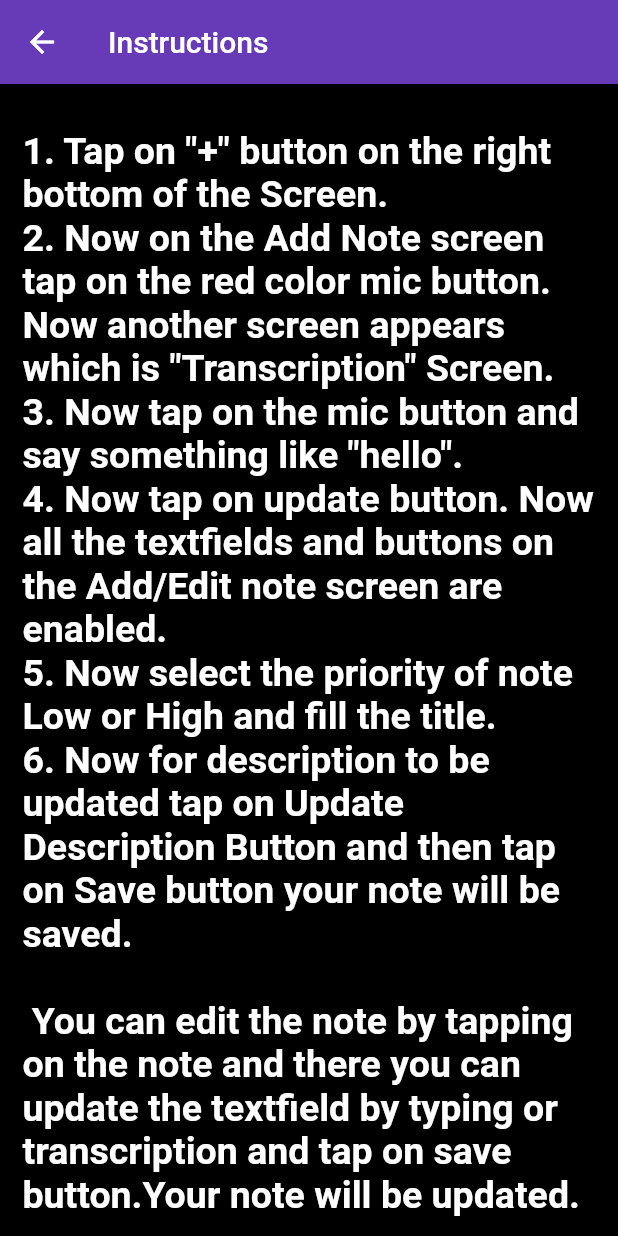
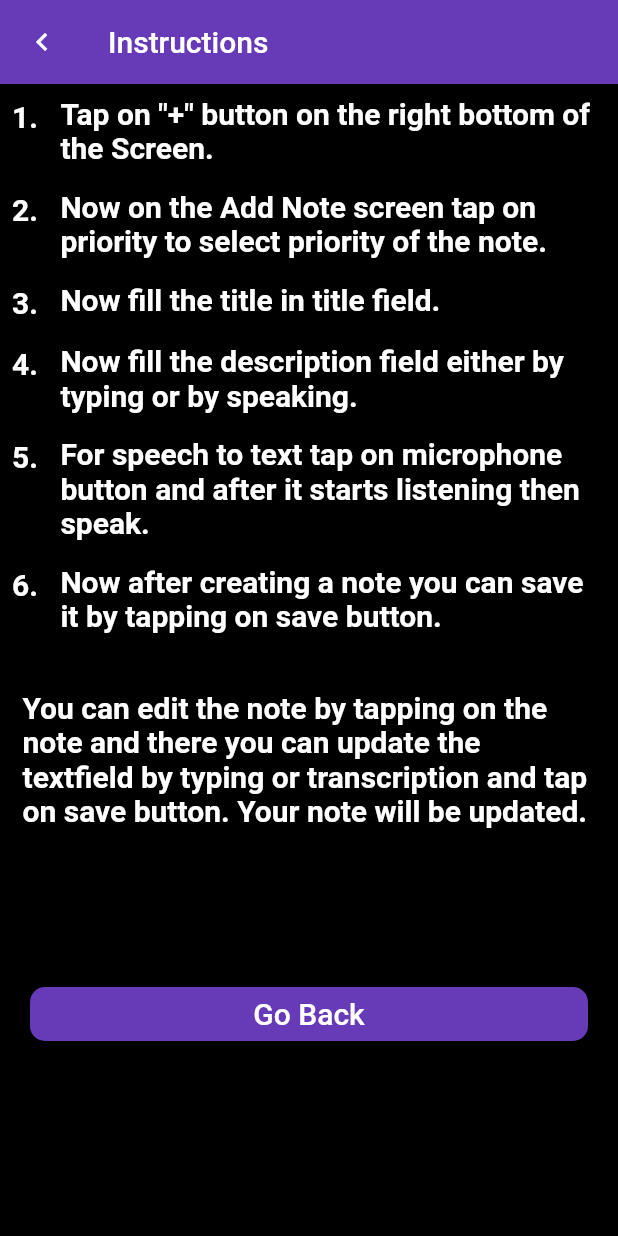
Before and after one commit to shivangsorout/STTC, a Flutter app: the NoteList screen opened directly, after a tap on the "help" icon, on a phone screen of 412 x 824 dp. Run offline on Flutter 3.47's test engine with Material 2 defaults, Android fonts, the light colour scheme and no system bars; our stand-ins replace permission_handler, shared_preferences, sqflite; missing offline and left inert: app_settings, speech_recognition; accounts and stored records are empty.

Commit message:
Fixed application things.

```diff
--- a/lib/screens/InstructionScreen.dart
+++ b/lib/screens/InstructionScreen.dart
@@ -2,40 +2,88 @@ import 'package:flutter/material.dart';
 import 'package:STTC_NOTEPAD/screens/note_detail.dart';
 import 'note_list.dart';
 
-class InsScreen extends StatefulWidget {
+class InsScreen extends StatelessWidget {
   final String buttonname;
-  InsScreen(this.buttonname);
-  @override
-  State<StatefulWidget> createState() {
-    return InsScreenState(this.buttonname);
-  }
-}
+  final TextStyle _textStyle = TextStyle(
+    fontWeight: FontWeight.bold,
+    fontSize: 20,
+    color: Colors.white,
+  );
+  final List<String> _instructions = [
+    'Tap on "+" button on the right bottom of the Screen.',
+    'Now on the Add Note screen tap on priority to select priority of the note.',
+    'Now fill the title in title field.',
+    'Now fill the description field either by typing or by speaking.',
+    'For speech to text tap on microphone button and after it starts listening then speak.',
+    'Now after creating a note you can save it by tapping on save button.',
+  ];
 
-class InsScreenState extends State<InsScreen> {
-  String buttonname;
+  InsScreen({@required this.buttonname});
+
   static String m;
-  InsScreenState(this.buttonname);
   @override
   Widget build(BuildContext context) {
     m = buttonname;
     return Scaffold(
       appBar: AppBar(
+        leading: InsScreen.m == 'Go Back'
+            ? IconButton(
+                icon: Icon(Icons.keyboard_arrow_left),
+                onPressed: () {
+                  Navigator.pop(context, true);
+                },
+              )
+            : false,
+        automaticallyImplyLeading: false,
         title: Text('Instructions'),
       ),
       body: instructionText(context),
       backgroundColor: Colors.black,
     );
   }
-}
 
   Widget instructionText(context) {
     return SingleChildScrollView(
-    child: Column(children: [
+      child: Column(
+        children: [
+          ListView.builder(
+            physics: NeverScrollableScrollPhysics(),
+            shrinkWrap: true,
+            itemBuilder: (context, index) {
+              return Padding(
+                padding: const EdgeInsets.all(8.0),
+                child: Row(
+                  crossAxisAlignment: CrossAxisAlignment.start,
+                  children: [
+                    Padding(
+                      padding: const EdgeInsets.only(top: 2.0),
+                      child: Text(
+                        '${index + 1}. ',
+                        style: _textStyle,
+                      ),
+                    ),
+                    SizedBox(width: 10),
+                    Flexible(
+                      child: RichText(
+                        textAlign: TextAlign.start,
+                        text: TextSpan(
+                          text: _instructions[index],
+                          style: _textStyle,
+                        ),
+                      ),
+                    ),
+                  ],
+                ),
+              );
+            },
+            itemCount: _instructions.length,
+          ),
           Padding(
             padding: EdgeInsets.only(top: 30, right: 15, left: 15),
             child: Text(
-            '1. Tap on "+" button on the right bottom of the Screen. \n2. Now on the Add Note screen tap on the red color mic button. Now another screen appears which is "Transcription" Screen.\n3. Now tap on the mic button and say something like "hello".\n4. Now tap on update button. Now all the textfields and buttons on the Add/Edit note screen are enabled.\n5. Now select the priority of note Low or High and fill the title.\n6. Now for description to be updated tap on Update Description Button and then tap on Save button your note will be saved.\n\n You can edit the note by tapping on the note and there you can update the textfield by typing or transcription and tap on save button.Your note will be updated.',
-            style: TextStyle(fontWeight: FontWeight.bold, fontSize: 25, color: Colors.white)),
+              'You can edit the note by tapping on the note and there you can update the textfield by typing or transcription and tap on save button. Your note will be updated.',
+              style: TextStyle(fontWeight: FontWeight.bold, fontSize: 20, color: Colors.white),
+            ),
           ),
           Padding(
               padding: EdgeInsets.only(top: 100, bottom: 30, left: 20, right: 20),
@@ -49,20 +97,32 @@ Widget instructionText(context) {
                     ),
                     textColor: Colors.white,
                     child: Text(
-                  InsScreenState.m,
+                      InsScreen.m,
                       style: TextStyle(
                         fontSize: 20,
                         color: Colors.white,
                       ),
                     ),
-                onPressed: () {
-                  Navigator.pushReplacement(context, MaterialPageRoute(builder: (context) {
+                    onPressed: InsScreen.m == 'Go Back'
+                        ? () {
+                            Navigator.pop(context);
+                          }
+                        : () {
+                            Navigator.pushAndRemoveUntil(
+                              context,
+                              MaterialPageRoute(
+                                builder: (context) {
                                   return NoteList();
-                  }));
+                                },
+                              ),
+                              (_) => false,
+                            );
                           },
                   ),
                 ],
               )),
-    ]),
+        ],
+      ),
     );
   }
+}
--- a/lib/screens/SplashScreen.dart
+++ b/lib/screens/SplashScreen.dart
@@ -10,30 +10,27 @@ class SplashScreen extends StatefulWidget {
 }
 
 class _SplashScreenState extends State<SplashScreen> {
-
   Future checkFirstSeen() async {
     SharedPreferences prefs = await SharedPreferences.getInstance();
     bool _seen = (prefs.getBool('seen') ?? false);
 
     if (_seen) {
-    Navigator.of(context).pushReplacement(
-        new MaterialPageRoute(builder: (context) => new NoteList()));
+      Navigator.of(context).pushReplacement(new MaterialPageRoute(builder: (context) => new NoteList()));
     } else {
-    prefs.setBool('seen', true);
-    Navigator.of(context).pushReplacement(MaterialPageRoute(
-            builder: (BuildContext context) => InsScreen("Lets Begin")));
+      prefs.setBool('seen', true);
+      Navigator.of(context).pushReplacement(MaterialPageRoute(builder: (BuildContext context) => InsScreen(buttonname: "Lets Begin")));
     }
-}
+  }
 
   @override
   void initState() {
     super.initState();
     Timer(
-        Duration(seconds: 5),
-        () => /*Navigator.of(context).pushReplacement(MaterialPageRoute(
+      Duration(seconds: 3),
+      () => /*Navigator.of(context).pushReplacement(MaterialPageRoute(
             builder: (BuildContext context) => InsScreen()))*/
-            checkFirstSeen(),
-            );
+          checkFirstSeen(),
+    );
   }
 
   @override
@@ -44,6 +41,5 @@ class _SplashScreenState extends State<SplashScreen> {
         child: Image.asset('graphics/splash.png'),
       ),
     );
-
   }
 }
--- a/lib/screens/note_list.dart
+++ b/lib/screens/note_list.dart
@@ -37,7 +37,7 @@ class NoteListState extends State<NoteList> {
           IconButton(
             icon: Icon(Icons.help),
             onPressed: () {
-              Navigator.of(context).push(MaterialPageRoute(builder: (BuildContext context) => InsScreen("Go Back")));
+              Navigator.of(context).push(MaterialPageRoute(builder: (BuildContext context) => InsScreen(buttonname: "Go Back")));
             },
           ),
         ],
@@ -55,10 +55,33 @@ class NoteListState extends State<NoteList> {
     );
   }
 
-  ListView getNoteListView() {
+  Widget getNoteListView() {
     TextStyle titleStyle = Theme.of(context).textTheme.subtitle1;
 
-    return ListView.builder(
+    return noteList.isEmpty
+        ? Center(
+            child: Container(
+              child: Row(
+                mainAxisAlignment: MainAxisAlignment.center,
+                children: [
+                  Icon(
+                    Icons.add_circle,
+                    color: Colors.deepPurple,
+                    size: 30,
+                  ),
+                  SizedBox(width: 10),
+                  Text(
+                    'Add notes in the list!',
+                    style: TextStyle(
+                      color: Colors.white,
+                      fontSize: 20,
+                    ),
+                  ),
+                ],
+              ),
+            ),
+          )
+        : ListView.builder(
             padding: EdgeInsets.only(top: 10, bottom: 10),
             itemCount: count,
             itemBuilder: (BuildContext context, int position) {
```
Lines whose indentation alone changed are shown as unchanged.
